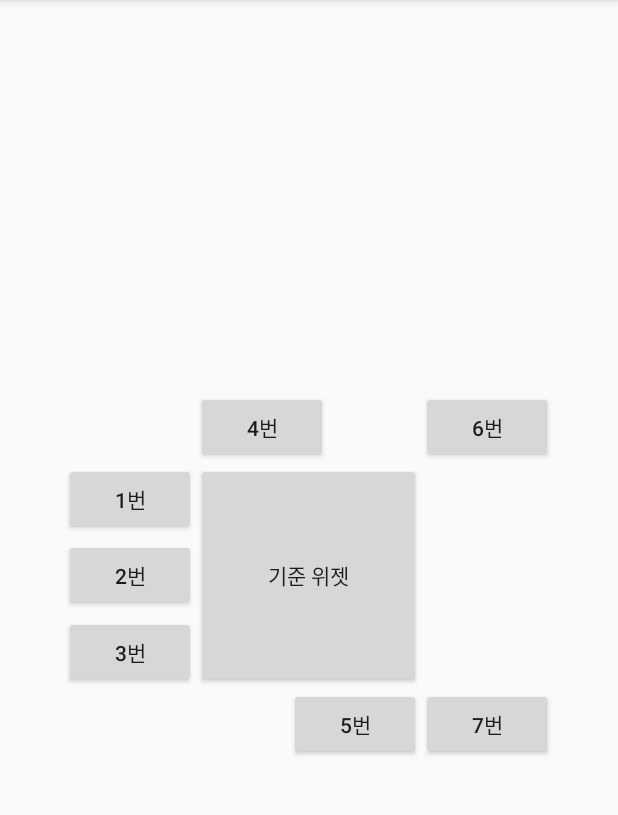
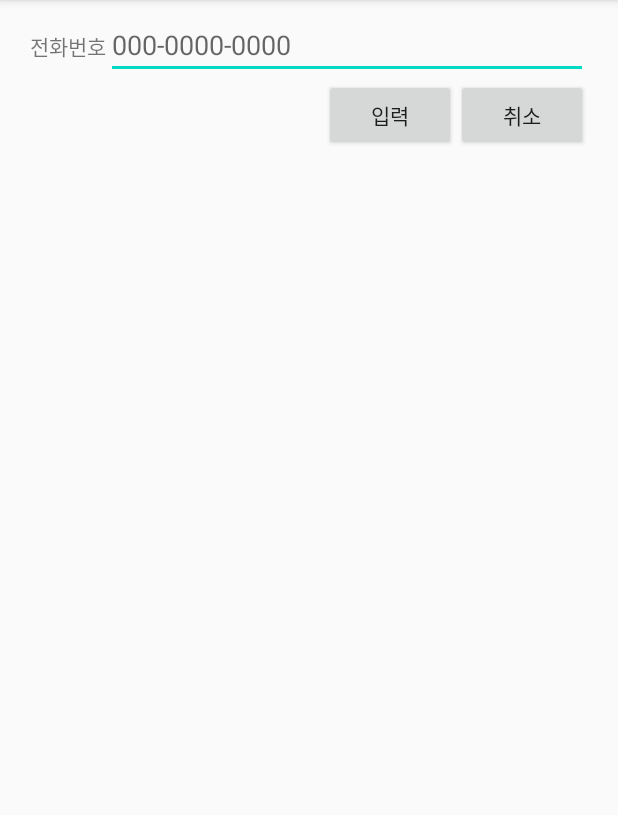
Before and after one commit to nayoon030303/MirimLayoutTest4, an Android app: the screen it shows after launch (MainActivity), on a phone screen of 412 x 824 dp, the part 84-899 px from its top. Run offline under Robolectric (Android 15) with nearby library versions, the phone set to English and light mode, and no system bars.

Commit message:
LinearLayout, RelativeLayout

```diff
--- a/app/src/main/java/kr/hs/emirim/s2019s05/mirimlayouttest4/MainActivity.java
+++ b/app/src/main/java/kr/hs/emirim/s2019s05/mirimlayouttest4/MainActivity.java
@@ -9,6 +9,6 @@ public class MainActivity extends AppCompatActivity {
     @Override
     protected void onCreate(Bundle savedInstanceState) {
         super.onCreate(savedInstanceState);
-        setContentView(R.layout.activity_main);
+        setContentView(R.layout.activity_main4);
     }
 }
--- /dev/null
+++ b/app/src/main/res/layout/activity_main4.xml
@@ -0,0 +1,32 @@
+<?xml version="1.0" encoding="utf-8"?>
+<RelativeLayout
+    xmlns:android="http://schemas.android.com/apk/res/android"
+    android:layout_width="match_parent"
+    android:layout_height="match_parent"
+    android:padding="20dp">
+    <TextView
+        android:id="@+id/number"
+        android:layout_width="wrap_content"
+        android:layout_height="wrap_content"
+        android:text="전화번호"/>
+    <EditText
+        android:id="@+id/edittext"
+        android:hint="000-0000-0000"
+        android:layout_width="match_parent"
+        android:layout_height="wrap_content"
+        android:layout_alignBaseline="@+id/number"
+        android:layout_toRightOf="@+id/number"/>
+    <Button
+        android:layout_width="wrap_content"
+        android:layout_height="wrap_content"
+        android:layout_toLeftOf="@+id/btn_cancle"
+        android:layout_below="@+id/edittext"
+        android:text="입력"/>
+    <Button
+        android:id="@+id/btn_cancle"
+        android:layout_width="wrap_content"
+        android:layout_height="wrap_content"
+        android:layout_alignParentRight="true"
+        android:layout_below="@+id/edittext"
+        android:text="취소"/>
+</RelativeLayout>
```
